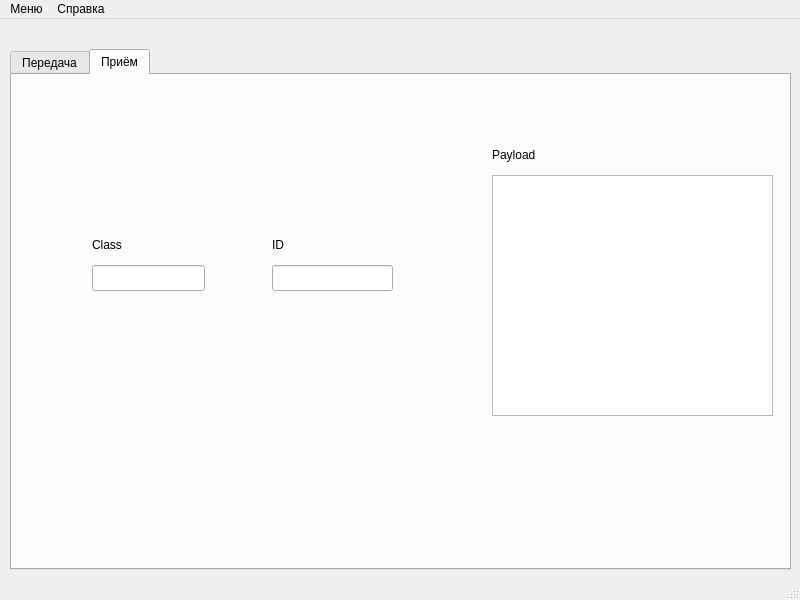
This is gnsswindow.ui in Semyon1968/GNSS-receiver-imitator as Qt 5 draws it before an edit. The edited form follows.
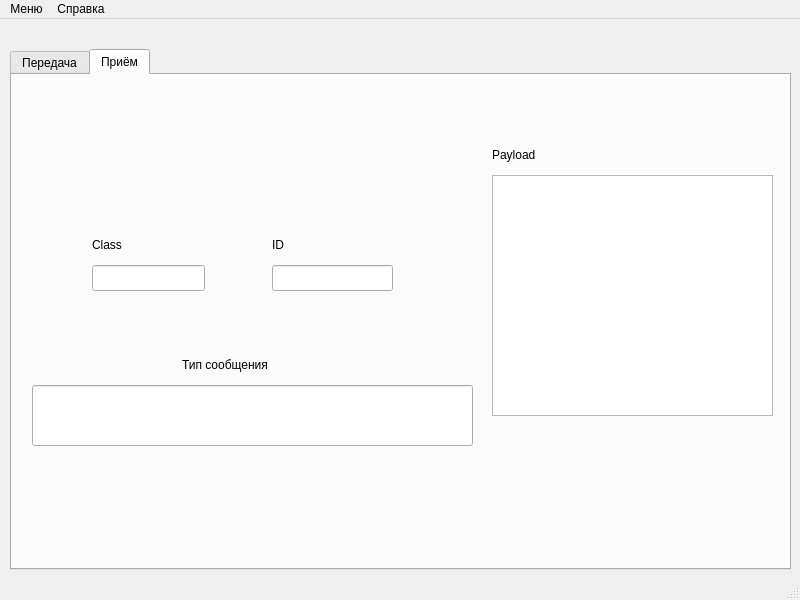
This is the edited form.

Diff of the .ui file:
```diff
--- a/gnsswindow.ui
+++ b/gnsswindow.ui
@@ -204,6 +204,29 @@
        <string>Payload</string>
       </property>
      </widget>
+     <widget class="QLineEdit" name="leNameReceiver">
+      <property name="geometry">
+       <rect>
+        <x>20</x>
+        <y>310</y>
+        <width>441</width>
+        <height>61</height>
+       </rect>
+      </property>
+     </widget>
+     <widget class="QLabel" name="label_7">
+      <property name="geometry">
+       <rect>
+        <x>170</x>
+        <y>280</y>
+        <width>111</width>
+        <height>20</height>
+       </rect>
+      </property>
+      <property name="text">
+       <string>Тип сообщения</string>
+      </property>
+     </widget>
     </widget>
    </widget>
   </widget>
```
